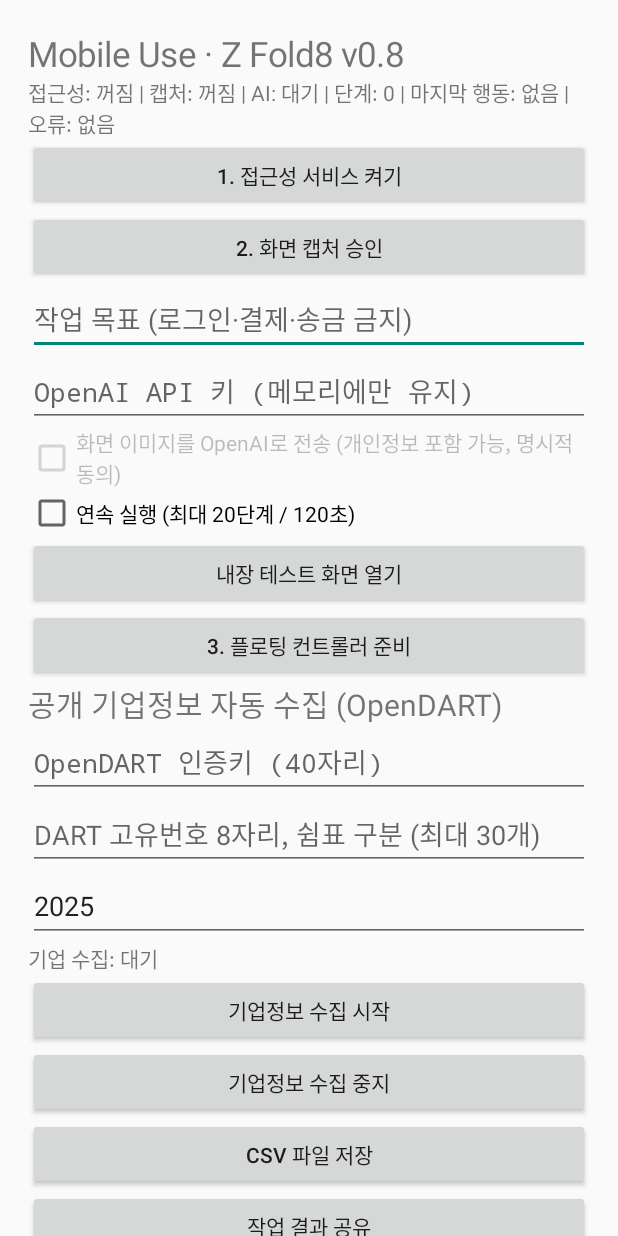
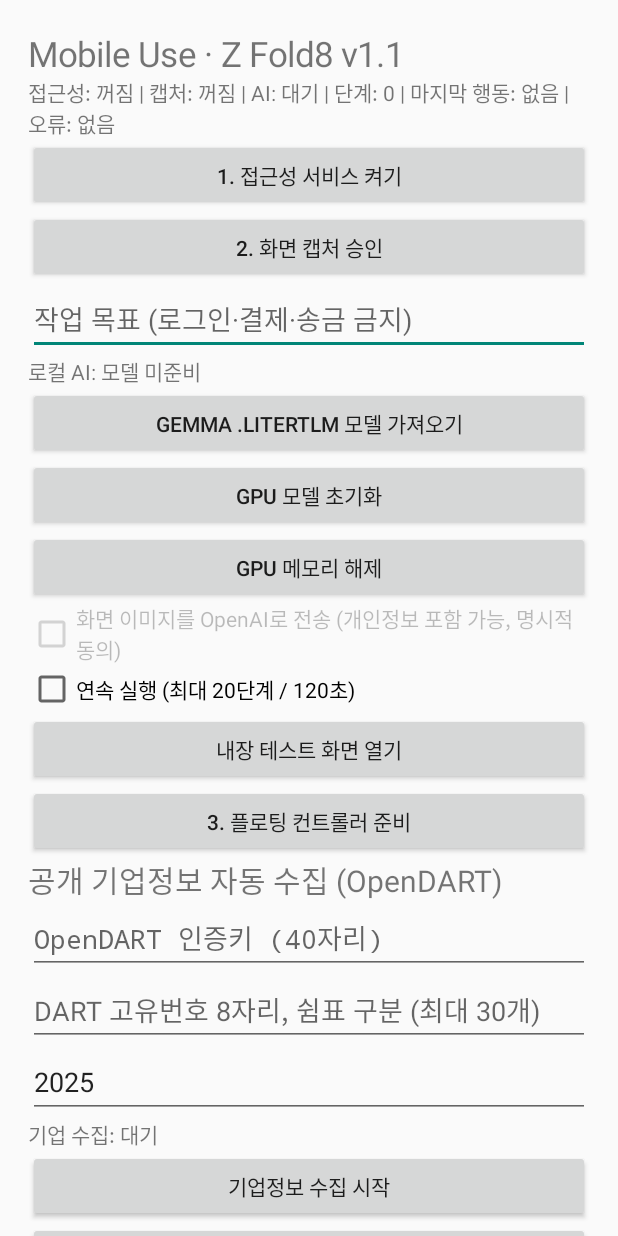
Before and after one commit to firr22jhj2-hash/mobileuse, an Android app: the screen it shows after launch (MainActivity), on a phone screen of 412 x 824 dp. Run offline under Robolectric (Android 15) with nearby library versions, the phone set to English and light mode, and no system bars; libraries missing offline, so code that uses them is left out: com.google.ai.edge.

Commit message:
Connect local GPU engine to existing agent and model picker

```diff
--- a/app/src/main/java/com/mobileuse/galaxy/MainActivity.java
+++ b/app/src/main/java/com/mobileuse/galaxy/MainActivity.java
@@ -1,15 +1,15 @@
 package com.mobileuse.galaxy;
 import android.app.*;import android.content.*;import android.media.projection.*;import android.os.*;import android.provider.Settings;import android.graphics.Color;import android.widget.*;
 public final class MainActivity extends Activity {
- private static final int CAPTURE_REQUEST=140;private final Handler statusHandler=new Handler(Looper.getMainLooper());private final Runnable statusTicker=new Runnable(){public void run(){if(status!=null)refresh();statusHandler.postDelayed(this,800);}};private TextView status;private TextView companyStatus;private static final int EXPORT_REQUEST=141;private EditText task,key;private CheckBox sendImages;private android.content.SharedPreferences prefs;
+ private static final int CAPTURE_REQUEST=140;private final Handler statusHandler=new Handler(Looper.getMainLooper());private final Runnable statusTicker=new Runnable(){public void run(){if(status!=null)refresh();statusHandler.postDelayed(this,800);}};private TextView status;private TextView localStatus;private TextView companyStatus;private static final int EXPORT_REQUEST=141;private EditText task,key;private CheckBox sendImages;private android.content.SharedPreferences prefs;
  @Override public void onCreate(Bundle b){super.onCreate(b);prefs=getSharedPreferences("local_progress",MODE_PRIVATE);ScrollView scroll=new ScrollView(this);LinearLayout root=new LinearLayout(this);root.setOrientation(1);root.setPadding(28,30,28,28);scroll.addView(root);
- TextView title=new TextView(this);title.setText("Mobile Use · Z Fold8 v0.8");title.setTextSize(23);root.addView(title);status=new TextView(this);root.addView(status);
+ TextView title=new TextView(this);title.setText("Mobile Use · Z Fold8 v1.1");title.setTextSize(23);root.addView(title);status=new TextView(this);root.addView(status);
  button(root,"1. 접근성 서비스 켜기",()->startActivity(new Intent(Settings.ACTION_ACCESSIBILITY_SETTINGS)));
  button(root,"2. 화면 캡처 승인",()->{MediaProjectionManager mgr=getSystemService(MediaProjectionManager.class);startActivityForResult(mgr.createScreenCaptureIntent(),CAPTURE_REQUEST);});
  task=new EditText(this);task.setHint("작업 목표 (로그인·결제·송금 금지)");task.setText(prefs.getString("task",""));root.addView(task);
- key=new EditText(this);key.setHint("OpenAI API 키 (메모리에만 유지)");key.setInputType(129);key.setSaveEnabled(false);root.addView(key);
+ key=new EditText(this);localStatus=new TextView(this);root.addView(localStatus);button(root,"Gemma .litertlm 모델 가져오기",()->{Intent i=new Intent(Intent.ACTION_OPEN_DOCUMENT).addCategory(Intent.CATEGORY_OPENABLE).setType("*/*");startActivityForResult(i,142);});button(root,"GPU 모델 초기화",()->LocalEngine.initialize(this));button(root,"GPU 메모리 해제",()->{TaskRunner.stop();LocalEngine.release();});
  sendImages=new CheckBox(this);sendImages.setText("화면 이미지를 OpenAI로 전송 (개인정보 포함 가능, 명시적 동의)");sendImages.setChecked(false);sendImages.setEnabled(false);root.addView(sendImages);
- CheckBox continuous=new CheckBox(this);continuous.setText("연속 실행 (최대 20단계 / 120초)");root.addView(continuous);button(root,"내장 테스트 화면 열기",()->startActivity(new Intent(this,SandboxActivity.class)));button(root,"3. 플로팅 컨트롤러 준비",()->{String t=task.getText().toString();if(!ActionPolicy.safeTask(t)){status.setText("민감하거나 유효하지 않은 작업");return;}prefs.edit().putString("task",t).putInt("step",0).remove("last_error").apply();if(key.getText().toString().trim().isEmpty()){status.setText("OpenAI API 키가 비어 있습니다");return;}TaskRunner.setContinuous(continuous.isChecked());TaskRunner.prepare(key.getText().toString(),t,false);status.setText("준비 완료. 다른 앱으로 이동한 뒤 플로팅 1회 실행을 누르세요.");});
+ CheckBox continuous=new CheckBox(this);continuous.setText("연속 실행 (최대 20단계 / 120초)");root.addView(continuous);button(root,"내장 테스트 화면 열기",()->startActivity(new Intent(this,SandboxActivity.class)));button(root,"3. 플로팅 컨트롤러 준비",()->{String t=task.getText().toString();if(!ActionPolicy.safeTask(t)){status.setText("민감하거나 유효하지 않은 작업");return;}prefs.edit().putString("task",t).putInt("step",0).remove("last_error").apply();if(!LocalEngine.isReady()){status.setText("GPU 모델을 먼저 초기화하세요");return;}TaskRunner.setContinuous(continuous.isChecked());TaskRunner.prepare(key.getText().toString(),t,false);status.setText("준비 완료. 다른 앱으로 이동한 뒤 플로팅 1회 실행을 누르세요.");});
  TextView companyTitle=new TextView(this);companyTitle.setText("공개 기업정보 자동 수집 (OpenDART)");companyTitle.setTextSize(20);root.addView(companyTitle);
  EditText dartKey=new EditText(this);dartKey.setHint("OpenDART 인증키 (40자리)");dartKey.setInputType(129);dartKey.setSaveEnabled(false);root.addView(dartKey);
  EditText codes=new EditText(this);codes.setHint("DART 고유번호 8자리, 쉼표 구분 (최대 30개)");root.addView(codes);
@@ -20,10 +20,10 @@ public final class MainActivity extends Activity {
  button(root,"CSV 파일 저장",()->{if(CompanyCollector.isRunning()){companyStatus.setText("수집 완료 또는 중지 후 저장하세요");return;}if(!new java.io.File(getFilesDir(),"companies.csv").exists()){companyStatus.setText("저장할 수집 결과가 없습니다");return;}Intent i=new Intent(Intent.ACTION_CREATE_DOCUMENT).addCategory(Intent.CATEGORY_OPENABLE).setType("text/csv").putExtra(Intent.EXTRA_TITLE,"companies.csv");startActivityForResult(i,EXPORT_REQUEST);});
  button(root,"작업 결과 공유",()->{Intent share=new Intent(Intent.ACTION_SEND).setType("text/plain").putExtra(Intent.EXTRA_TEXT,prefs.getString("live_log","기록 없음"));startActivity(Intent.createChooser(share,"작업 로그 공유"));});button(root,"현재 화면 접근성 텍스트 확인",()->{String v=ControlService.inspect();status.setText(v.isEmpty()?"현재 화면에서 읽을 수 있는 텍스트가 없습니다":v);});
  Button stop=new Button(this);stop.setText("긴급 정지");stop.setTextColor(Color.WHITE);stop.setBackgroundTintList(android.content.res.ColorStateList.valueOf(Color.RED));stop.setOnClickListener(v->{CompanyCollector.stop();TaskRunner.stop();startService(new Intent(this,CaptureService.class).setAction(CaptureService.ACTION_STOP_ALL));refresh();});root.addView(stop);
- TextView note=new TextView(this);note.setText("주의: 접근성 텍스트에도 개인정보가 포함될 수 있습니다. 화면 이미지 전송은 기본 꺼짐이며, 키는 저장하지 않습니다. 화면 분석 중 금융·로그인·인증 화면이 감지되면 중단합니다. 긴급 정지는 캡처 알림에서도 실행할 수 있습니다. v0.8은 실기기 미검증 개발 빌드입니다.");root.addView(note);setContentView(scroll);refresh();statusHandler.postDelayed(statusTicker,800);}
+ TextView note=new TextView(this);note.setText("주의: 접근성 텍스트에도 개인정보가 포함될 수 있습니다. 화면 이미지 전송은 기본 꺼짐이며, 키는 저장하지 않습니다. 화면 분석 중 금융·로그인·인증 화면이 감지되면 중단합니다. 긴급 정지는 캡처 알림에서도 실행할 수 있습니다. v1.1은 실기기 미검증 개발 빌드입니다.");root.addView(note);setContentView(scroll);refresh();statusHandler.postDelayed(statusTicker,800);}
  private void button(LinearLayout root,String label,Runnable r){Button b=new Button(this);b.setText(label);b.setOnClickListener(v->r.run());root.addView(b);}
- @Override protected void onActivityResult(int request,int result,Intent data){super.onActivityResult(request,result,data);if(request==EXPORT_REQUEST&&result==RESULT_OK&&data!=null&&data.getData()!=null){try{CompanyCollector.export(this,data.getData());Toast.makeText(this,"CSV 저장 완료",Toast.LENGTH_LONG).show();}catch(Exception e){Toast.makeText(this,"CSV 저장 실패",Toast.LENGTH_LONG).show();}return;}if(request==CAPTURE_REQUEST&&result==RESULT_OK&&data!=null){Intent i=new Intent(this,CaptureService.class).setAction(CaptureService.START).putExtra("resultCode",result).putExtra("data",data);startForegroundService(i);status.setText("화면 캡처 승인됨");}}
- private void refresh(){if(companyStatus!=null)companyStatus.setText("기업 수집: "+CompanyCollector.status());status.setText("접근성: "+(ControlService.active==null?"꺼짐":"켜짐")+" | 캡처: "+(CaptureService.instance==null?"꺼짐":"서비스 실행")+" | AI: "+(TaskRunner.isRunning()?"실행 중":"대기")+" | 단계: "+prefs.getInt("step",0)+" | 마지막 행동: "+prefs.getString("last_action","없음")+" | 오류: "+prefs.getString("last_error","없음"));}
+ @Override protected void onActivityResult(int request,int result,Intent data){super.onActivityResult(request,result,data);if(request==142&&result==RESULT_OK&&data!=null&&data.getData()!=null){LocalEngine.importModel(this,data.getData());return;}if(request==EXPORT_REQUEST&&result==RESULT_OK&&data!=null&&data.getData()!=null){try{CompanyCollector.export(this,data.getData());Toast.makeText(this,"CSV 저장 완료",Toast.LENGTH_LONG).show();}catch(Exception e){Toast.makeText(this,"CSV 저장 실패",Toast.LENGTH_LONG).show();}return;}if(request==CAPTURE_REQUEST&&result==RESULT_OK&&data!=null){Intent i=new Intent(this,CaptureService.class).setAction(CaptureService.START).putExtra("resultCode",result).putExtra("data",data);startForegroundService(i);status.setText("화면 캡처 승인됨");}}
+ private void refresh(){if(localStatus!=null)localStatus.setText("로컬 AI: "+LocalEngine.status());if(companyStatus!=null)companyStatus.setText("기업 수집: "+CompanyCollector.status());status.setText("접근성: "+(ControlService.active==null?"꺼짐":"켜짐")+" | 캡처: "+(CaptureService.instance==null?"꺼짐":"서비스 실행")+" | AI: "+(TaskRunner.isRunning()?"실행 중":"대기")+" | 단계: "+prefs.getInt("step",0)+" | 마지막 행동: "+prefs.getString("last_action","없음")+" | 오류: "+prefs.getString("last_error","없음"));}
  @Override protected void onDestroy(){statusHandler.removeCallbacks(statusTicker);super.onDestroy();}
  @Override protected void onResume(){super.onResume();if(status!=null)refresh();}
 }
```
